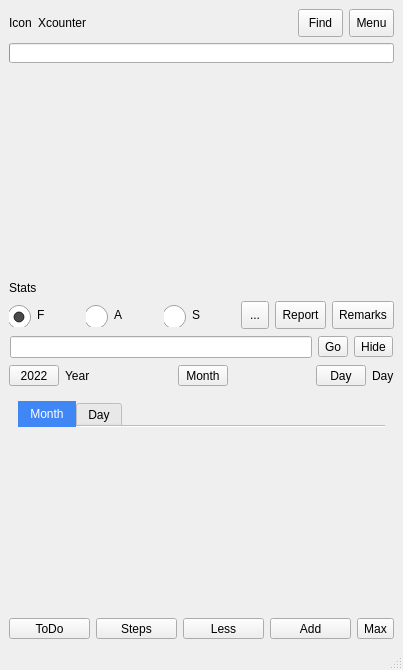
Qt form mainwindow.ui (ic005k/Knot-Legacy) before a commit.
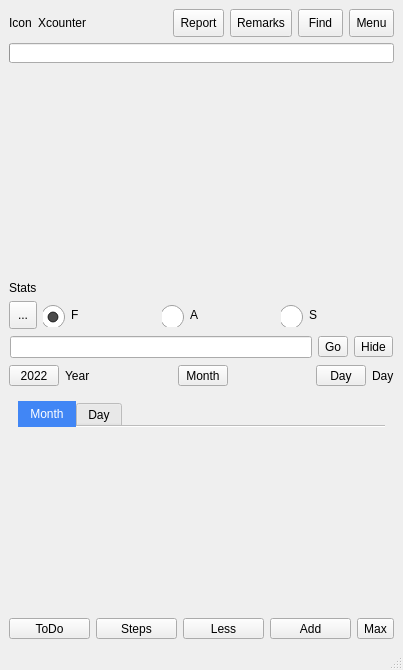
The same form after that commit. Icons and pictures are not drawn.

```diff
--- a/mainwindow.ui
+++ b/mainwindow.ui
@@ -78,6 +78,40 @@
          </property>
         </spacer>
        </item>
+       <item>
+        <widget class="QToolButton" name="btnReport">
+         <property name="minimumSize">
+          <size>
+           <width>45</width>
+           <height>28</height>
+          </size>
+         </property>
+         <property name="text">
+          <string>Report</string>
+         </property>
+         <property name="icon">
+          <iconset resource="src.qrc">
+           <normaloff>:/src/report.png</normaloff>:/src/report.png</iconset>
+         </property>
+        </widget>
+       </item>
+       <item>
+        <widget class="QToolButton" name="btnNotes">
+         <property name="minimumSize">
+          <size>
+           <width>45</width>
+           <height>28</height>
+          </size>
+         </property>
+         <property name="text">
+          <string>Remarks</string>
+         </property>
+         <property name="icon">
+          <iconset resource="src.qrc">
+           <normaloff>:/src/remarks.png</normaloff>:/src/remarks.png</iconset>
+         </property>
+        </widget>
+       </item>
        <item>
         <widget class="QToolButton" name="btnFind">
          <property name="minimumSize">
@@ -237,6 +271,23 @@
        </property>
        <item row="0" column="0">
         <layout class="QHBoxLayout" name="horizontalLayout_2">
+         <item>
+          <widget class="QToolButton" name="btnSelTab">
+           <property name="minimumSize">
+            <size>
+             <width>28</width>
+             <height>28</height>
+            </size>
+           </property>
+           <property name="text">
+            <string>...</string>
+           </property>
+           <property name="icon">
+            <iconset resource="src.qrc">
+             <normaloff>:/src/tab.png</normaloff>:/src/tab.png</iconset>
+           </property>
+          </widget>
+         </item>
          <item>
           <widget class="QRadioButton" name="rbFreq">
            <property name="styleSheet">
@@ -333,57 +384,6 @@
            </property>
           </widget>
          </item>
-         <item>
-          <widget class="QToolButton" name="btnSelTab">
-           <property name="minimumSize">
-            <size>
-             <width>28</width>
-             <height>28</height>
-            </size>
-           </property>
-           <property name="text">
-            <string>...</string>
-           </property>
-           <property name="icon">
-            <iconset resource="src.qrc">
-             <normaloff>:/src/tab.png</normaloff>:/src/tab.png</iconset>
-           </property>
-          </widget>
-         </item>
-         <item>
-          <widget class="QToolButton" name="btnReport">
-           <property name="minimumSize">
-            <size>
-             <width>28</width>
-             <height>28</height>
-            </size>
-           </property>
-           <property name="text">
-            <string>Report</string>
-           </property>
-           <property name="icon">
-            <iconset resource="src.qrc">
-             <normaloff>:/src/report.png</normaloff>:/src/report.png</iconset>
-           </property>
-          </widget>
-         </item>
-         <item>
-          <widget class="QToolButton" name="btnNotes">
-           <property name="minimumSize">
-            <size>
-             <width>0</width>
-             <height>28</height>
-            </size>
-           </property>
-           <property name="text">
-            <string>Remarks</string>
-           </property>
-           <property name="icon">
-            <iconset resource="src.qrc">
-             <normaloff>:/src/remarks.png</normaloff>:/src/remarks.png</iconset>
-           </property>
-          </widget>
-         </item>
         </layout>
        </item>
       </layout>
```
